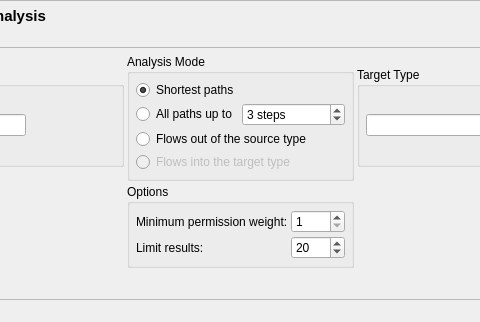
SELinuxProject/setools, file data/infoflow.ui: the form before one commit; both pictures show x 147 to 627 and y 0 to 322 of the 774 by 846 pixel window.
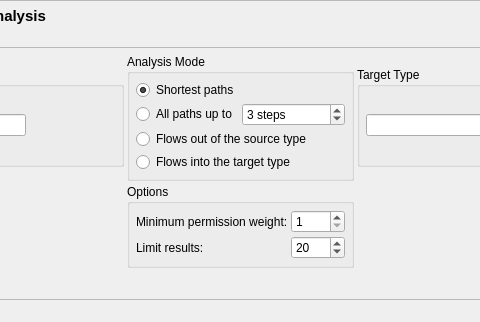
The form after the commit. The open tabs and pages were chosen to show the change. Icons and pictures are not drawn.

Commit message: InfoFlowTab ResultsUpdater: missed flows into target type

```diff
--- a/data/infoflow.ui
+++ b/data/infoflow.ui
@@ -682,9 +682,6 @@
           </item>
           <item row="3" column="0" colspan="2">
            <widget class="QRadioButton" name="flows_in">
-            <property name="enabled">
-             <bool>false</bool>
-            </property>
             <property name="toolTip">
              <string>All information flows into the target type will be shown.</string>
             </property>
```
Left out of the diff: 2 changed lines with no effect on the pictures. The commit also changes 1 other file.
